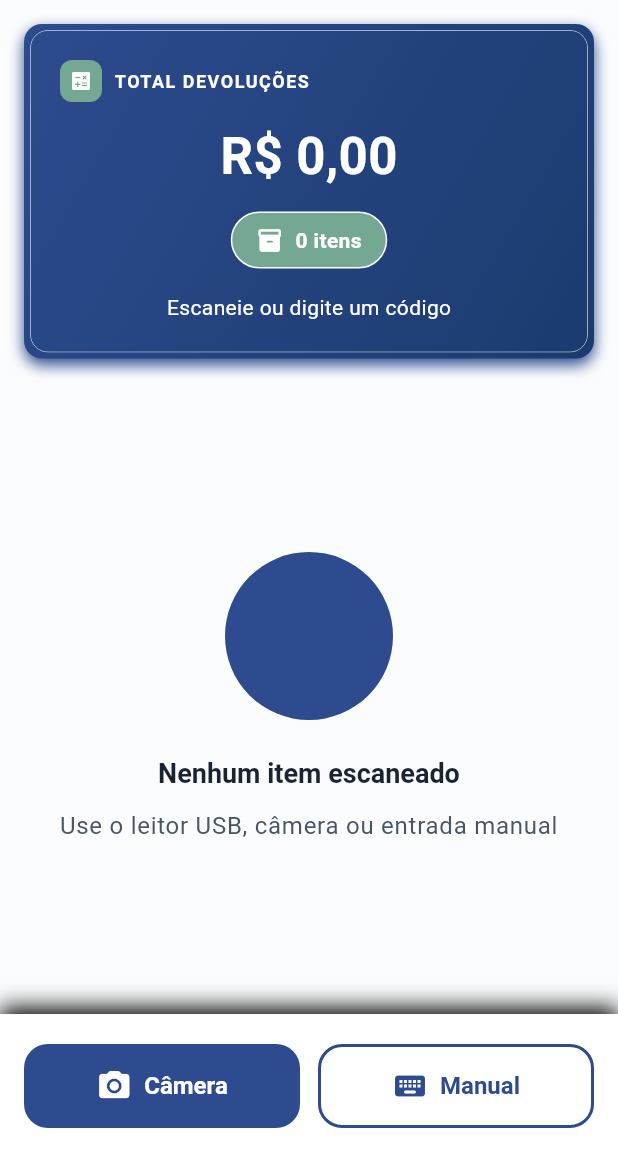
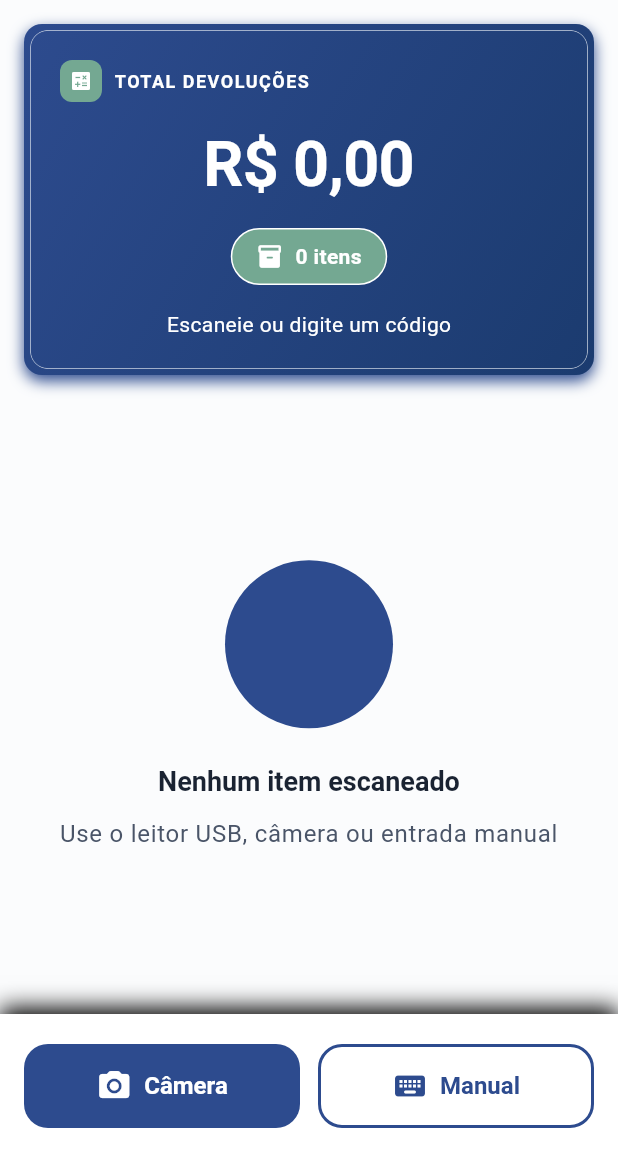
Before and after one commit to gabrielmaialva33/99-devolution-calculator, a Flutter app: the screen it shows after launch, on a phone screen of 412 x 824 dp, the part 84-1236 px from its top. Run offline on Flutter 3.47's test engine with Material 3 defaults, Android fonts, the phone set to English and light mode, and no system bars; our stand-ins replace audioplayers; missing offline and left inert: mobile_scanner.

Commit message:
style: Increase font size and weight in SimpleTotalSummary
This commit updates the styling of the total value display in the `SimpleTotalSummary` widget.

Key changes:
- Increased `fontSize` from `34` to `42`.
- Changed `fontWeight` from `FontWeight.bold` to `FontWeight.w700`.
- Added `letterSpacing: -0.5`.

These changes aim to make the total value more prominent and visually appealing.

```diff
--- a/lib/features/scanner/presentation/widgets/simple_total_summary.dart
+++ b/lib/features/scanner/presentation/widgets/simple_total_summary.dart
@@ -87,8 +87,9 @@ class SimpleTotalSummary extends StatelessWidget {
                 formatter.format(totalValue),
                 style: const TextStyle(
                   color: Colors.white,
-                  fontSize: 34,
-                  fontWeight: FontWeight.bold,
+                  fontSize: 42,
+                  fontWeight: FontWeight.w700,
+                  letterSpacing: -0.5,
                 ),
               ),
 
```
